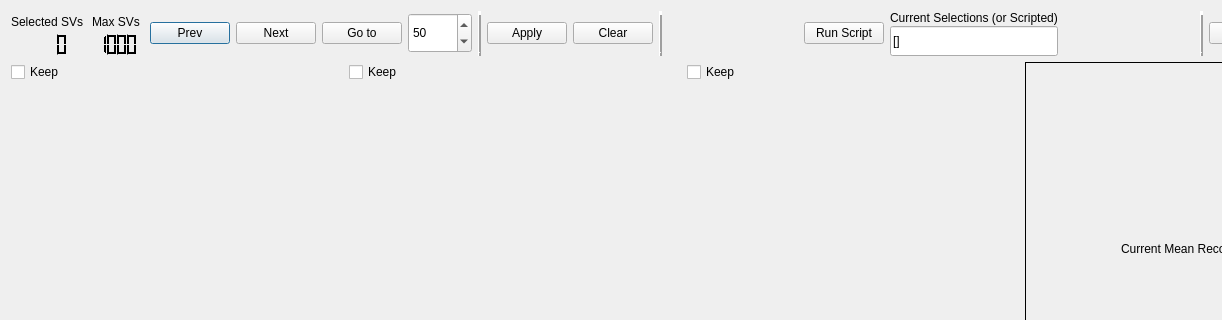
Old version of the form crikit/ui/qt5-creator/ui_Factorization.ui in the repository CCampJr/CRIkit2; both pictures show x 0 to 1222 and y 0 to 320 of the 1386 by 825 pixel window.
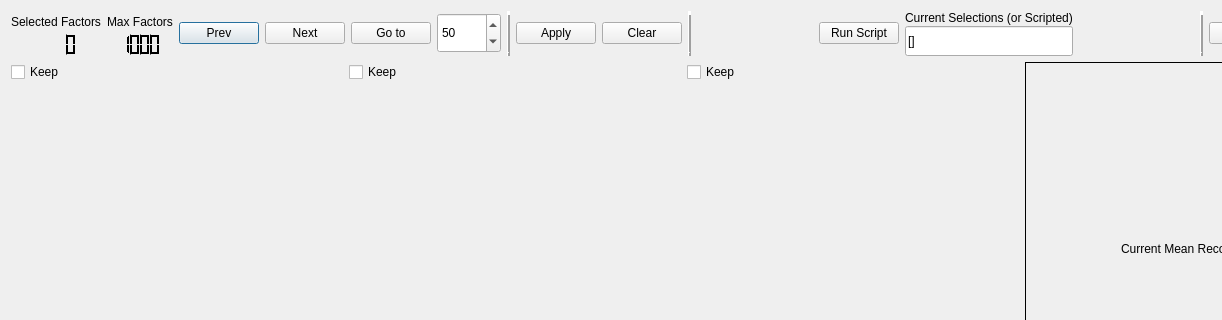
New version of the form. Icons and pictures are not drawn.

Diff of the .ui file:
```diff
--- a/crikit/ui/qt5-creator/ui_Factorization.ui
+++ b/crikit/ui/qt5-creator/ui_Factorization.ui
@@ -36,7 +36,7 @@
           </size>
          </property>
          <property name="text">
-          <string>Selected SVs</string>
+          <string>Selected Factors</string>
          </property>
         </widget>
        </item>
@@ -490,7 +490,7 @@
           </size>
          </property>
          <property name="text">
-          <string>Max SVs</string>
+          <string>Max Factors</string>
          </property>
         </widget>
        </item>
```
Left out of the diff: 10 changed lines with no effect on the pictures.
